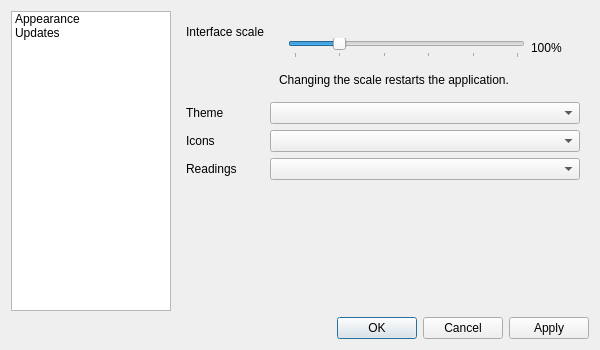
Before: the Qt Designer form src/ui/settings/SettingsDialog.ui in bakatrouble/bakajiten-qt, drawn with Qt 5.
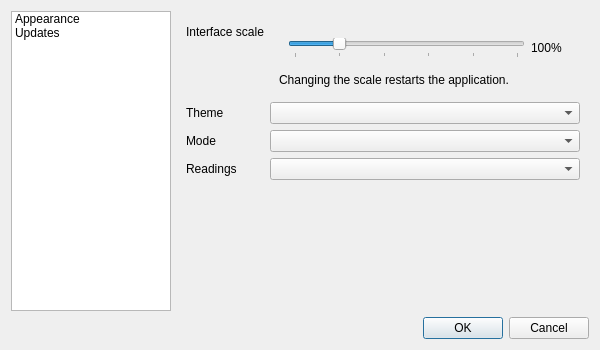
After: the same form once the commit is applied.

Commit message:
Themes and settings: forced modes, live apply, palette-driven painting
Settings gain ThemeMode (System/Dark/Light with forced palettes), live-apply dialogs with staged scale, and a maintained YAML shape (ui/mode key, tolerated legacy keys). Painting follows the theme everywhere: stroke paper and candidate hover wash adapt, the tooltip card re-pins to the app palette, the menu bar is re-pinned under forced modes, and article badges use darkened accent fills. Headings always render as packed; the handwriting row and model checks ride the new settings.

The edit to the form file:
```diff
--- a/src/ui/settings/SettingsDialog.ui
+++ b/src/ui/settings/SettingsDialog.ui
@@ -132,7 +132,7 @@
            <item row="2" column="0">
             <widget class="QLabel" name="iconsLabel">
              <property name="text">
-              <string>Icons</string>
+              <string>Mode</string>
              </property>
             </widget>
            </item>
@@ -201,7 +201,7 @@
    <item>
     <widget class="QDialogButtonBox" name="buttonBox">
      <property name="standardButtons">
-      <set>QDialogButtonBox::StandardButton::Apply|QDialogButtonBox::StandardButton::Cancel|QDialogButtonBox::StandardButton::Ok</set>
+      <set>QDialogButtonBox::StandardButton::Cancel|QDialogButtonBox::StandardButton::Ok</set>
      </property>
     </widget>
    </item>
```
Left out of the diff: 7 changed lines with no effect on the pictures. The commit also changes 19 other files.
